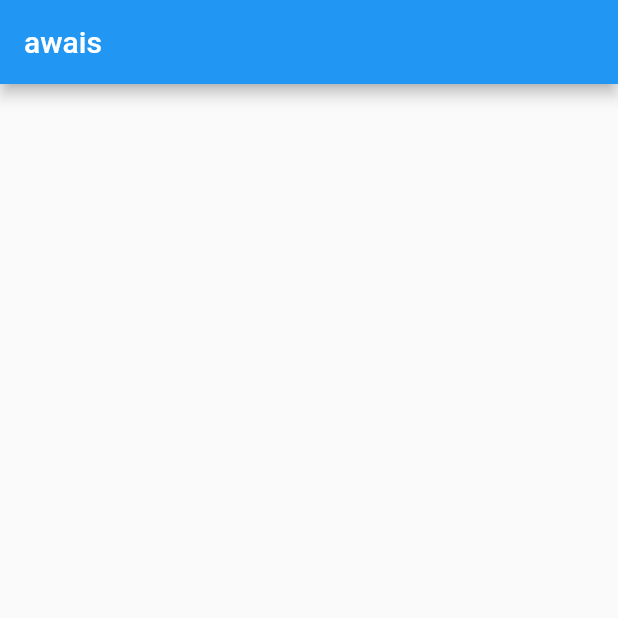
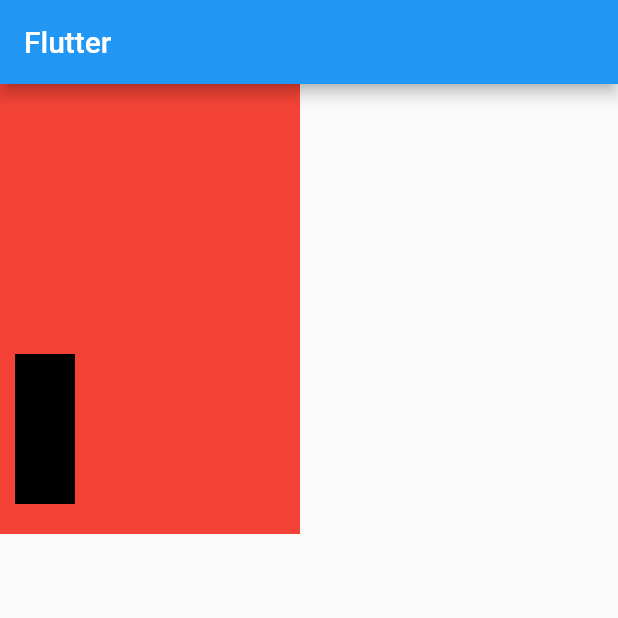
Before and after one commit to muhammadawaisyaseen/flutter_testing, a Flutter app: the screen it shows after launch, on a phone screen of 412 x 824 dp, the top half of it. Run offline on Flutter 3.47's test engine with Material 2 defaults, Android fonts, the phone set to English and light mode, and no system bars.

Commit message:
stack update

```diff
--- a/lib/screen/home_screen.dart
+++ b/lib/screen/home_screen.dart
@@ -1,4 +1,7 @@
+import 'package:flutter/cupertino.dart';
 import 'package:flutter/material.dart';
+import 'package:flutter/src/widgets/container.dart';
+import 'package:flutter/src/widgets/framework.dart';
 
 class HomeScreen extends StatelessWidget {
   const HomeScreen({super.key});
@@ -6,7 +9,41 @@ class HomeScreen extends StatelessWidget {
   @override
   Widget build(BuildContext context) {
     return Scaffold(
-      appBar: AppBar(title: Text('awais')),
-    );
+        appBar: AppBar(
+          title: const Text("Flutter"),
+        ),
+        body: Stack(
+          // alignment: Alignment.bottomCenter,
+          children: [
+            // Red Container
+            Container(
+              width: 200,
+              height: 300,
+              color: Colors.red,
+            ),
+
+            // Green Container
+            Positioned(
+              left: 10,
+              bottom: 20,
+              child: Container(
+                width: 40,
+                height: 100,
+                color: Colors.green,
+              ),
+            ),
+
+            // Black Container
+            Positioned(
+              left: 10,
+              bottom: 20,
+              child: Container(
+                width: 40,
+                height: 100,
+                color: Colors.black,
+              ),
+            ),
+          ],
+        ));
   }
 }
```
